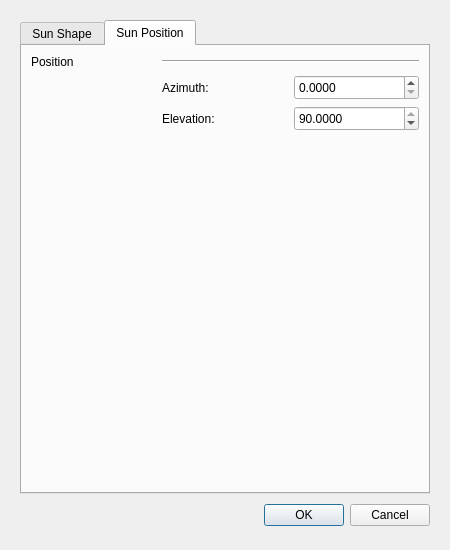
Before: the Qt Designer form TonatiuhProject/src/source/gui/lightdialog.ui in iat-cener/tonatiuh, drawn with Qt 5.
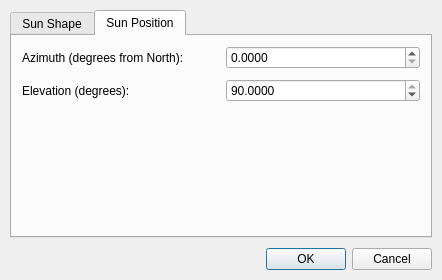
After: the same form once the commit is applied. The open tabs and pages were chosen to show the change. Custom widgets are drawn as their Qt base class.

Commit message: Light dialog modified to units labels

Diff of the .ui file:
```diff
--- a/TonatiuhProject/src/source/gui/lightdialog.ui
+++ b/TonatiuhProject/src/source/gui/lightdialog.ui
@@ -6,46 +6,33 @@
    <rect>
     <x>0</x>
     <y>0</y>
-    <width>450</width>
-    <height>550</height>
+    <width>442</width>
+    <height>280</height>
    </rect>
   </property>
   <property name="sizePolicy">
-   <sizepolicy hsizetype="Fixed" vsizetype="Fixed">
+   <sizepolicy hsizetype="Preferred" vsizetype="Preferred">
     <horstretch>0</horstretch>
     <verstretch>0</verstretch>
    </sizepolicy>
   </property>
   <property name="maximumSize">
    <size>
-    <width>450</width>
-    <height>550</height>
+    <width>16777215</width>
+    <height>16777215</height>
    </size>
   </property>
   <property name="windowTitle">
    <string>Define Sun Light</string>
   </property>
-  <layout class="QGridLayout" name="gridLayout_2">
+  <layout class="QVBoxLayout" name="verticalLayout">
+   <property name="spacing">
+    <number>10</number>
+   </property>
    <property name="margin">
-    <number>20</number>
+    <number>10</number>
    </property>
-   <item row="1" column="0">
-    <widget class="QDialogButtonBox" name="buttonBox">
-     <property name="minimumSize">
-      <size>
-       <width>0</width>
-       <height>30</height>
-      </size>
-     </property>
-     <property name="orientation">
-      <enum>Qt::Horizontal</enum>
-     </property>
-     <property name="standardButtons">
-      <set>QDialogButtonBox::Cancel|QDialogButtonBox::Ok</set>
-     </property>
-    </widget>
-   </item>
-   <item row="0" column="0">
+   <item>
     <widget class="QTabWidget" name="tabWidget">
      <property name="sizePolicy">
       <sizepolicy hsizetype="Expanding" vsizetype="Expanding">
@@ -120,31 +107,17 @@
       <attribute name="title">
        <string>Sun Position</string>
       </attribute>
-      <layout class="QGridLayout" name="gridLayout_3">
-       <item row="0" column="0">
-        <widget class="QLabel" name="positionLabel">
-         <property name="text">
-          <string>Position</string>
-         </property>
-        </widget>
-       </item>
-       <item row="3" column="0">
-        <spacer name="verticalSpacer">
-         <property name="orientation">
-          <enum>Qt::Vertical</enum>
-         </property>
-         <property name="sizeHint" stdset="0">
-          <size>
-           <width>20</width>
-           <height>40</height>
-          </size>
-         </property>
-        </spacer>
-       </item>
-       <item row="1" column="2">
+      <layout class="QGridLayout" name="sunShapePositionLayout">
+       <property name="margin">
+        <number>10</number>
+       </property>
+       <property name="spacing">
+        <number>10</number>
+       </property>
+       <item row="0" column="1">
         <widget class="QDoubleSpinBox" name="azimuthSpin">
          <property name="sizePolicy">
-          <sizepolicy hsizetype="Preferred" vsizetype="Fixed">
+          <sizepolicy hsizetype="Preferred" vsizetype="Preferred">
            <horstretch>0</horstretch>
            <verstretch>0</verstretch>
           </sizepolicy>
@@ -152,7 +125,7 @@
          <property name="minimumSize">
           <size>
            <width>0</width>
-           <height>25</height>
+           <height>0</height>
           </size>
          </property>
          <property name="maximumSize">
@@ -169,10 +142,10 @@
          </property>
         </widget>
        </item>
-       <item row="2" column="2">
+       <item row="1" column="1">
         <widget class="QDoubleSpinBox" name="elevationSpin">
          <property name="sizePolicy">
-          <sizepolicy hsizetype="Preferred" vsizetype="Fixed">
+          <sizepolicy hsizetype="Preferred" vsizetype="Preferred">
            <horstretch>0</horstretch>
            <verstretch>0</verstretch>
           </sizepolicy>
@@ -180,7 +153,7 @@
          <property name="minimumSize">
           <size>
            <width>0</width>
-           <height>25</height>
+           <height>0</height>
           </size>
          </property>
          <property name="decimals">
@@ -197,43 +170,65 @@
          </property>
         </widget>
        </item>
-       <item row="1" column="1">
+       <item row="0" column="0">
         <widget class="QLabel" name="azimuthLabel">
          <property name="minimumSize">
           <size>
            <width>0</width>
-           <height>25</height>
+           <height>0</height>
           </size>
          </property>
          <property name="text">
-          <string>Azimuth:</string>
+          <string>Azimuth (degrees from North):</string>
          </property>
         </widget>
        </item>
-       <item row="2" column="1">
+       <item row="1" column="0">
         <widget class="QLabel" name="elevationLabel">
          <property name="minimumSize">
           <size>
            <width>0</width>
-           <height>25</height>
+           <height>0</height>
           </size>
          </property>
          <property name="text">
-          <string>Elevation:</string>
+          <string>Elevation (degrees):</string>
          </property>
         </widget>
        </item>
-       <item row="0" column="1" colspan="2">
-        <widget class="Line" name="positionHLine">
+       <item row="2" column="0" colspan="2">
+        <spacer name="verticalSpacer">
          <property name="orientation">
-          <enum>Qt::Horizontal</enum>
+          <enum>Qt::Vertical</enum>
          </property>
-        </widget>
+         <property name="sizeHint" stdset="0">
+          <size>
+           <width>20</width>
+           <height>40</height>
+          </size>
+         </property>
+        </spacer>
        </item>
       </layout>
      </widget>
     </widget>
    </item>
+   <item>
+    <widget class="QDialogButtonBox" name="buttonBox">
+     <property name="minimumSize">
+      <size>
+       <width>0</width>
+       <height>0</height>
+      </size>
+     </property>
+     <property name="orientation">
+      <enum>Qt::Horizontal</enum>
+     </property>
+     <property name="standardButtons">
+      <set>QDialogButtonBox::Cancel|QDialogButtonBox::Ok</set>
+     </property>
+    </widget>
+   </item>
   </layout>
  </widget>
  <customwidgets>
```
Left out of the diff: 42 changed lines with no effect on the pictures.
